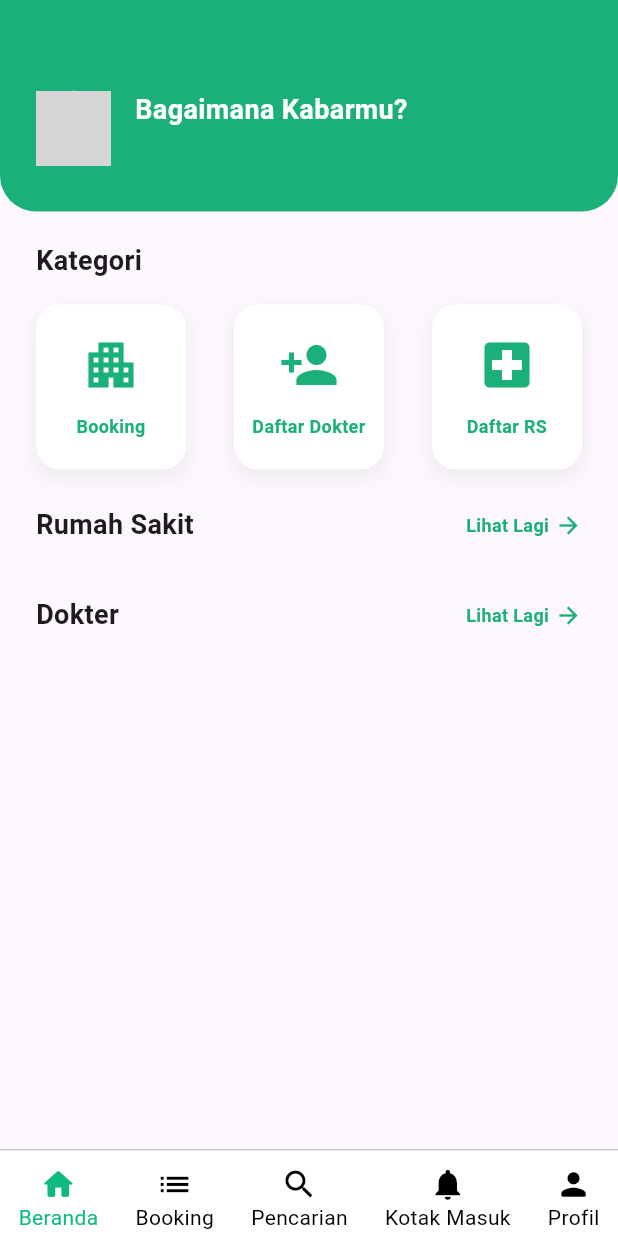
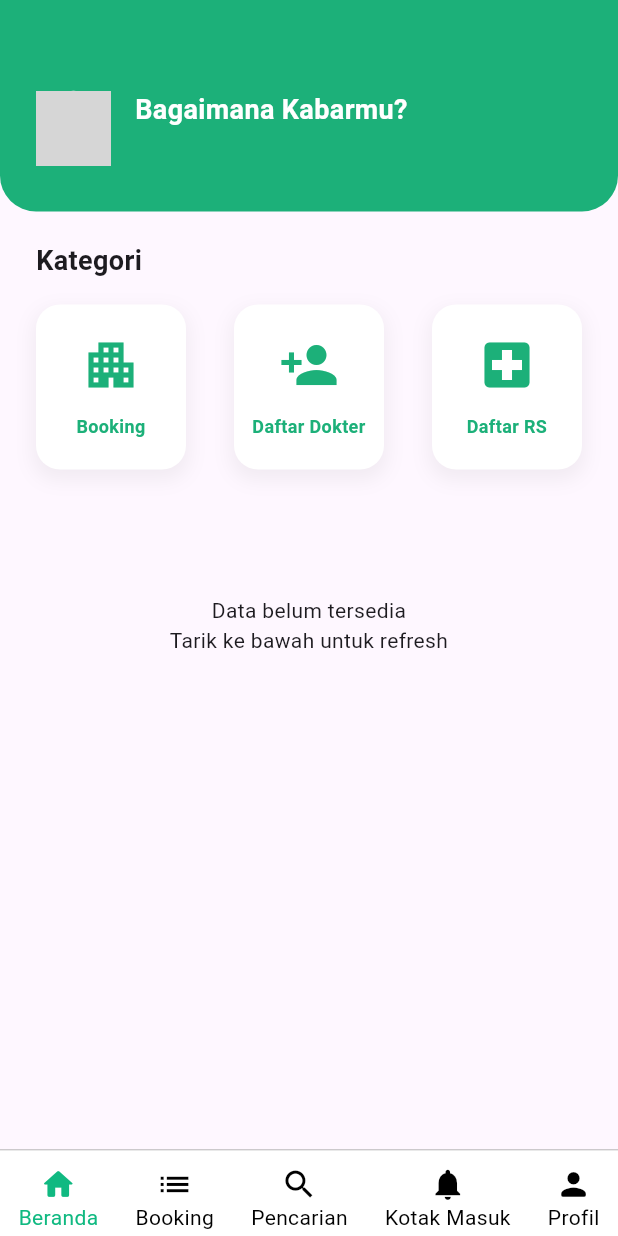
Before and after one commit to goncang1512/easy-health, a Flutter app: the HomeScreen screen opened by its route, on a phone screen of 412 x 824 dp. Run offline on Flutter 3.47's test engine with Material 3 defaults, Android fonts, the phone set to English and light mode, and no system bars; our stand-ins replace cloud_firestore, firebase_core, go_router, google_sign_in, image_picker, shared_preferences; accounts and stored records are empty; network calls fail; statements that could not run were skipped; grey boxes are pictures that could not be loaded.

```diff
--- a/lib/screens/home_screen.dart
+++ b/lib/screens/home_screen.dart
@@ -33,23 +33,27 @@ class _HomeScreen extends State<HomeScreen> {
     }
   }
 
+  Future<void> refreshHome() async {
+    setState(() {
+      homeFuture = getHomeRecomend();
+    });
+  }
+
   @override
   Widget build(BuildContext context) {
     final Color primaryGreen = const Color(0xFF1CB079);
     final dataSession = context.watch<SessionManager>();
 
     return Scaffold(
-      body: Stack(
-        children: [
-          // Konten Utama
-          SingleChildScrollView(
-            padding: const EdgeInsets.only(
-              bottom: 30,
-            ), // Tambahan padding bawah agar aman
+      body: RefreshIndicator(
+        onRefresh: refreshHome,
+        child: SingleChildScrollView(
+          physics: const AlwaysScrollableScrollPhysics(),
+          padding: const EdgeInsets.only(bottom: 30),
           child: Column(
             crossAxisAlignment: CrossAxisAlignment.start,
             children: [
-                // 1. HEADER SECTION
+              // ================= HEADER =================
               Container(
                 padding: const EdgeInsets.only(
                   top: 60,
@@ -66,7 +70,6 @@ class _HomeScreen extends State<HomeScreen> {
                 ),
                 child: Row(
                   children: [
-                      // Avatar
                     Container(
                       width: 50,
                       height: 50,
@@ -76,18 +79,17 @@ class _HomeScreen extends State<HomeScreen> {
                         image: DecorationImage(
                           image: NetworkImage(
                             dataSession.session?.user.image ??
-                                  'https://i.pravatar.cc/150?img=11',
-                            ), // Placeholder user
+                                'https://i.pinimg.com/736x/9d/16/4e/9d164e4e074d11ce4de0a508914537a8.jpg',
+                          ),
                           fit: BoxFit.cover,
                         ),
                       ),
                     ),
                     const SizedBox(width: 16),
-                      // Teks Salam
                     Column(
                       crossAxisAlignment: CrossAxisAlignment.start,
                       children: [
-                          Text(
+                        const Text(
                           "Bagaimana Kabarmu?",
                           style: TextStyle(
                             color: Colors.white,
@@ -95,10 +97,10 @@ class _HomeScreen extends State<HomeScreen> {
                             fontWeight: FontWeight.bold,
                           ),
                         ),
-                          SizedBox(height: 4),
+                        const SizedBox(height: 4),
                         Text(
                           dataSession.session?.user.name ?? "",
-                            style: TextStyle(
+                          style: const TextStyle(
                             color: Colors.white70,
                             fontSize: 14,
                           ),
@@ -111,7 +113,7 @@ class _HomeScreen extends State<HomeScreen> {
 
               const SizedBox(height: 20),
 
-                // 2. KATEGORI SECTION (SUDAH DIPERBAIKI)
+              // ================= KATEGORI =================
               Padding(
                 padding: const EdgeInsets.symmetric(horizontal: 24),
                 child: Column(
@@ -128,35 +130,27 @@ class _HomeScreen extends State<HomeScreen> {
                     Row(
                       mainAxisAlignment: MainAxisAlignment.spaceBetween,
                       children: [
-                          // Tombol Booking
                         _buildCategoryItem(
                           title: "Booking",
                           icon: Icons.apartment,
                           color: primaryGreen,
                           onTap: () {
-                              final shell = context
-                                  .read<NavigationProvider>()
-                                  .shell;
-                              shell?.goBranch(1);
+                            context.read<NavigationProvider>().shell?.goBranch(
+                              1,
+                            );
                           },
                         ),
-                          // Tombol Dokter
                         _buildCategoryItem(
                           title: "Daftar Dokter",
                           icon: Icons.person_add,
                           color: primaryGreen,
-                            onTap: () {
-                              context.push('/add-docter');
-                            },
+                          onTap: () => context.push('/add-docter'),
                         ),
-                          // Tombol RS
                         _buildCategoryItem(
                           title: "Daftar RS",
                           icon: Icons.local_hospital,
                           color: primaryGreen,
-                            onTap: () {
-                              context.push('/register/hospital');
-                            },
+                          onTap: () => context.push('/register/hospital'),
                         ),
                       ],
                     ),
@@ -166,31 +160,54 @@ class _HomeScreen extends State<HomeScreen> {
 
               const SizedBox(height: 24),
 
+              // ================= DATA HOME =================
               FutureBuilder<Map<String, dynamic>>(
                 future: homeFuture,
                 builder: (context, snapshot) {
+                  // -------- LOADING --------
                   if (snapshot.connectionState == ConnectionState.waiting) {
-                      return const Center(child: CircularProgressIndicator());
+                    return const Padding(
+                      padding: EdgeInsets.only(top: 60),
+                      child: Center(child: CircularProgressIndicator()),
+                    );
                   }
 
+                  // -------- ERROR --------
                   if (snapshot.hasError) {
-                      return Center(child: Text("Error: ${snapshot.error}"));
+                    return Padding(
+                      padding: const EdgeInsets.only(top: 60),
+                      child: Center(
+                        child: Text(
+                          "Gagal memuat data\nTarik ke bawah untuk refresh",
+                          textAlign: TextAlign.center,
+                        ),
+                      ),
+                    );
                   }
 
-                    final docters = snapshot.data!['docters'] as List;
-                    final hospitals = snapshot.data!['hospitals'] as List;
+                  final docters = snapshot.data?['docters'] as List? ?? [];
+                  final hospitals = snapshot.data?['hospitals'] as List? ?? [];
+
+                  // -------- EMPTY --------
+                  if (docters.isEmpty && hospitals.isEmpty) {
+                    return const Padding(
+                      padding: EdgeInsets.only(top: 60),
+                      child: Center(
+                        child: Text(
+                          "Data belum tersedia\nTarik ke bawah untuk refresh",
+                          textAlign: TextAlign.center,
+                        ),
+                      ),
+                    );
+                  }
 
                   return Column(
                     children: [
-                        // 3. RUMAH SAKIT SECTION
+                      // ===== RUMAH SAKIT =====
                       _buildSectionHeader("Rumah Sakit", primaryGreen, () {
-                          final shell = context
-                              .read<NavigationProvider>()
-                              .shell;
-                          shell?.goBranch(2);
+                        context.read<NavigationProvider>().shell?.goBranch(2);
                       }),
                       const SizedBox(height: 10),
-                        // List Rumah Sakit
                       Padding(
                         padding: const EdgeInsets.symmetric(horizontal: 24),
                         child: Column(
@@ -214,12 +231,9 @@ class _HomeScreen extends State<HomeScreen> {
 
                       const SizedBox(height: 24),
 
-                        // 4. DOKTER SECTION
+                      // ===== DOKTER =====
                       _buildSectionHeader("Dokter", primaryGreen, () {
-                          final shell = context
-                              .read<NavigationProvider>()
-                              .shell;
-                          shell?.goBranch(2);
+                        context.read<NavigationProvider>().shell?.goBranch(2);
                       }),
                       const SizedBox(height: 10),
                       Padding(
@@ -250,7 +264,6 @@ class _HomeScreen extends State<HomeScreen> {
             ],
           ),
         ),
-        ],
       ),
     );
   }
--- a/lib/widgets/register_hospital/form_register_hospital.dart
+++ b/lib/widgets/register_hospital/form_register_hospital.dart
@@ -1,6 +1,7 @@
 import 'package:easyhealth/provider/hospital_provider.dart';
 import 'package:easyhealth/provider/session_provider.dart';
 import 'package:easyhealth/utils/alert.dart';
+import 'package:easyhealth/utils/theme.dart';
 import 'package:easyhealth/widgets/input_field.dart';
 import 'package:easyhealth/widgets/register_hospital/upload_image.dart';
 import 'package:flutter/material.dart';
@@ -104,11 +105,11 @@ class _FormRegisterHospital extends State<FormRegisterHospital> {
                         return;
                       }
 
-                      await context.read<SessionManager>().refreshSession();
+                      await context.read<SessionManager>().loadSession();
                       context.go("/home");
                     },
               style: ElevatedButton.styleFrom(
-                backgroundColor: Colors.green,
+                backgroundColor: ThemeColors.primary,
                 foregroundColor: Colors.white,
                 padding: const EdgeInsets.symmetric(
                   vertical: 14,
```
Also changed, not shown: lib/screens/chat_screen.dart (+10 -2 lines), lib/screens/list_booking_screen.dart (+66 -21 lines), lib/widgets/hospital_card.dart (+1 -6 lines). Lines whose indentation alone changed are shown as unchanged.
